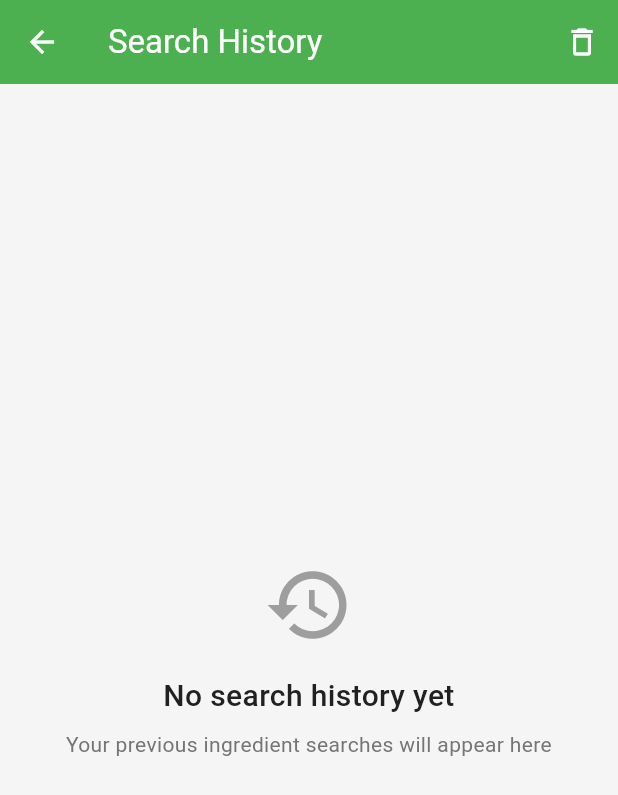
After one commit to ayushkumarghosh/Recipe-Finder, a Flutter app: the screen it shows after launch, after a tap on the "history" icon, on a phone screen of 412 x 824 dp. The commit adds this screen. Shown: the top 795 px of the screen. Run offline on Flutter 3.47's test engine with Material 3 defaults, Android fonts, the phone set to English and light mode, and no system bars; our stand-ins replace cached_network_image, flutter_dotenv, shared_preferences, shimmer; network calls fail.

Commit message:
Add favorites and storage service

```diff
--- a/lib/main.dart
+++ b/lib/main.dart
@@ -3,7 +3,9 @@ import 'package:flutter_dotenv/flutter_dotenv.dart';
 import 'package:provider/provider.dart';
 import 'constants/app_theme.dart';
 import 'screens/home_screen.dart';
+import 'screens/favorites_screen.dart';
 import 'services/api_controller.dart';
+import 'services/storage_service.dart';
 
 Future<void> main() async {
   WidgetsFlutterBinding.ensureInitialized();
@@ -22,6 +24,7 @@ class RecipeFinderApp extends StatelessWidget {
     return MultiProvider(
       providers: [
         ChangeNotifierProvider(create: (_) => ApiController()),
+        Provider(create: (_) => StorageService()),
       ],
       child: MaterialApp(
         title: 'Recipe Finder',
@@ -29,6 +32,7 @@ class RecipeFinderApp extends StatelessWidget {
         initialRoute: '/',
         routes: {
           '/': (context) => const HomeScreen(),
+          '/favorites': (context) => const FavoritesScreen(),
         },
       ),
     );
--- /dev/null
+++ b/lib/screens/history_screen.dart
@@ -0,0 +1,151 @@
+import 'package:flutter/material.dart';
+import '../constants/app_theme.dart';
+import '../services/storage_service.dart';
+
+class HistoryScreen extends StatefulWidget {
+  final Function(List<String>) onSelectIngredients;
+
+  const HistoryScreen({
+    super.key,
+    required this.onSelectIngredients,
+  });
+
+  @override
+  State<HistoryScreen> createState() => _HistoryScreenState();
+}
+
+class _HistoryScreenState extends State<HistoryScreen> {
+  final StorageService _storageService = StorageService();
+  late Future<List<String>> _historyFuture;
+
+  @override
+  void initState() {
+    super.initState();
+    _loadHistory();
+  }
+
+  void _loadHistory() {
+    setState(() {
+      _historyFuture = _storageService.getSearchHistory();
+    });
+  }
+
+  Future<void> _clearHistory() async {
+    showDialog(
+      context: context,
+      builder: (context) => AlertDialog(
+        title: const Text('Clear History'),
+        content: const Text('Are you sure you want to clear your search history?'),
+        actions: [
+          TextButton(
+            onPressed: () => Navigator.pop(context),
+            child: const Text('Cancel'),
+          ),
+          TextButton(
+            onPressed: () async {
+              await _storageService.clearSearchHistory();
+              Navigator.pop(context);
+              _loadHistory();
+            },
+            child: const Text('Clear'),
+          ),
+        ],
+      ),
+    );
+  }
+
+  @override
+  Widget build(BuildContext context) {
+    return Scaffold(
+      appBar: AppBar(
+        title: const Text('Search History'),
+        actions: [
+          IconButton(
+            icon: const Icon(Icons.delete_outline),
+            onPressed: _clearHistory,
+            tooltip: 'Clear all history',
+          ),
+        ],
+      ),
+      body: FutureBuilder<List<String>>(
+        future: _historyFuture,
+        builder: (context, snapshot) {
+          if (snapshot.connectionState == ConnectionState.waiting) {
+            return const Center(child: CircularProgressIndicator());
+          } else if (snapshot.hasError) {
+            return Center(
+              child: Column(
+                mainAxisAlignment: MainAxisAlignment.center,
+                children: [
+                  const Icon(
+                    Icons.error_outline,
+                    color: AppTheme.errorColor,
+                    size: 60,
+                  ),
+                  const SizedBox(height: 16),
+                  Text(
+                    'Error: ${snapshot.error}',
+                    style: const TextStyle(color: AppTheme.errorColor),
+                    textAlign: TextAlign.center,
+                  ),
+                ],
+              ),
+            );
+          } else if (!snapshot.hasData || snapshot.data!.isEmpty) {
+            return Center(
+              child: Column(
+                mainAxisAlignment: MainAxisAlignment.center,
+                children: [
+                  const Icon(
+                    Icons.history,
+                    color: Colors.grey,
+                    size: 60,
+                  ),
+                  const SizedBox(height: 16),
+                  const Text(
+                    'No search history yet',
+                    style: AppTheme.titleLarge,
+                    textAlign: TextAlign.center,
+                  ),
+                  const SizedBox(height: 8),
+                  const Text(
+                    'Your previous ingredient searches will appear here',
+                    style: TextStyle(
+                      color: AppTheme.textColorSecondary,
+                    ),
+                    textAlign: TextAlign.center,
+                  ),
+                ],
+              ),
+            );
+          } else {
+            final history = snapshot.data!;
+            return ListView.builder(
+              padding: const EdgeInsets.symmetric(vertical: 8),
+              itemCount: history.length,
+              itemBuilder: (context, index) {
+                final searchQuery = history[index];
+                // Parse comma-separated ingredients
+                final ingredients = searchQuery.split(',')
+                    .map((e) => e.trim())
+                    .where((e) => e.isNotEmpty)
+                    .toList();
+
+                return ListTile(
+                  leading: const Icon(Icons.history),
+                  title: Text(searchQuery),
+                  subtitle: Text('${ingredients.length} ingredients'),
+                  trailing: const Icon(Icons.arrow_forward_ios, size: 16),
+                  onTap: () {
+                    widget.onSelectIngredients(ingredients);
+                    Navigator.pop(context);
+                  },
+                );
+              },
+            );
+          }
+        },
+      ),
+    );
+  }
+}
--- a/lib/screens/home_screen.dart
+++ b/lib/screens/home_screen.dart
@@ -1,11 +1,15 @@
 import 'package:flutter/material.dart';
+import 'package:provider/provider.dart';
 import '../constants/app_theme.dart';
 import '../models/ingredient.dart';
 import '../services/ingredient_service.dart';
+import '../services/storage_service.dart';
 import '../utils/local_storage.dart';
 import '../widgets/ingredient_input.dart';
 import '../widgets/ingredient_chips.dart';
 import 'recipe_results_screen.dart';
+import 'favorites_screen.dart';
+import 'history_screen.dart';
 
 class HomeScreen extends StatefulWidget {
   const HomeScreen({super.key});
@@ -108,6 +112,10 @@ class _HomeScreenState extends State<HomeScreen> {
     // Add to search history
     LocalStorage.addToSearchHistory(_ingredients);
 
+    // Save to search history using StorageService
+    final storageService = Provider.of<StorageService>(context, listen: false);
+    storageService.addSearchQuery(_ingredients.join(', '));
+
     // Simulate a small delay to show loading state
     Future.delayed(const Duration(milliseconds: 300), () {
       if (mounted) {
@@ -127,6 +135,13 @@ class _HomeScreenState extends State<HomeScreen> {
     });
   }
 
+  void _setIngredientsList(List<String> ingredients) {
+    setState(() {
+      _ingredients.clear();
+      _ingredients.addAll(ingredients);
+    });
+  }
+
   @override
   Widget build(BuildContext context) {
     final screenSize = MediaQuery.of(context).size;
@@ -138,6 +153,36 @@ class _HomeScreenState extends State<HomeScreen> {
           SliverAppBar(
             expandedHeight: 180.0,
             pinned: true,
+            actions: [
+              // Favorites button
+              IconButton(
+                icon: const Icon(Icons.favorite),
+                onPressed: () {
+                  Navigator.push(
+                    context,
+                    MaterialPageRoute(
+                      builder: (context) => const FavoritesScreen(),
+                    ),
+                  );
+                },
+                tooltip: 'Favorites',
+              ),
+              // History button
+              IconButton(
+                icon: const Icon(Icons.history),
+                onPressed: () {
+                  Navigator.push(
+                    context,
+                    MaterialPageRoute(
+                      builder: (context) => HistoryScreen(
+                        onSelectIngredients: _setIngredientsList,
+                      ),
+                    ),
+                  );
+                },
+                tooltip: 'Search History',
+              ),
+            ],
             flexibleSpace: FlexibleSpaceBar(
               title: const Text('Recipe Finder'),
               background: Container(
```
Also changed, not shown: lib/screens/favorites_screen.dart (added, +207 -0 lines), lib/screens/recipe_detail_screen.dart (+3 -33 lines), lib/services/api_controller.dart (+28 -0 lines), lib/services/storage_service.dart (added, +102 -0 lines).
